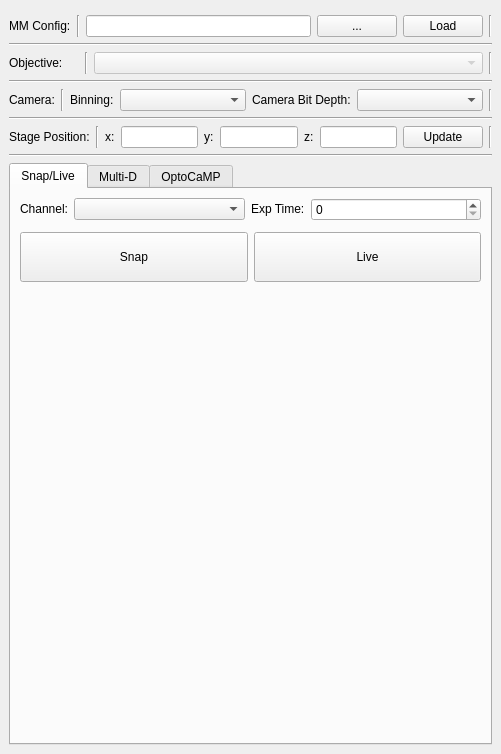
This is micromanager_gui/micromanager_gui.ui in pymmcore-plus/napari-micromanager as Qt 5 draws it before an edit. The edited form follows.
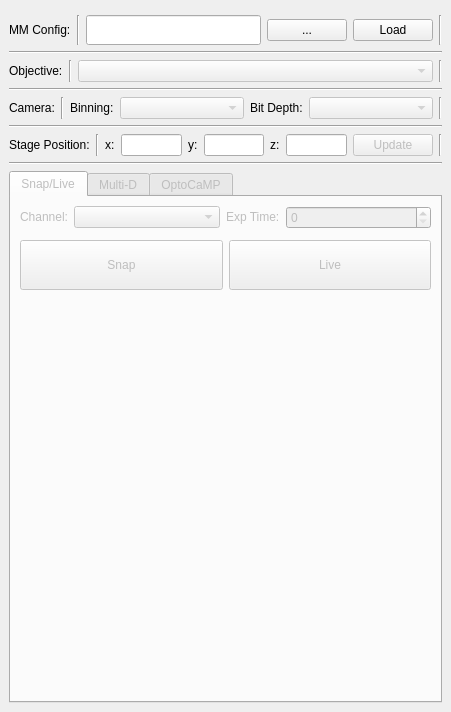
This is the edited form. The open tabs and pages were chosen to show the change.

Patch:
```diff
--- a/micromanager_gui/micromanager_gui.ui
+++ b/micromanager_gui/micromanager_gui.ui
@@ -6,14 +6,26 @@
    <rect>
     <x>0</x>
     <y>0</y>
-    <width>501</width>
-    <height>754</height>
+    <width>451</width>
+    <height>712</height>
    </rect>
   </property>
+  <property name="sizePolicy">
+   <sizepolicy hsizetype="Expanding" vsizetype="Expanding">
+    <horstretch>0</horstretch>
+    <verstretch>0</verstretch>
+   </sizepolicy>
+  </property>
   <property name="windowTitle">
    <string>MainWindow</string>
   </property>
   <widget class="QWidget" name="centralwidget">
+   <property name="sizePolicy">
+    <sizepolicy hsizetype="Expanding" vsizetype="Expanding">
+     <horstretch>0</horstretch>
+     <verstretch>0</verstretch>
+    </sizepolicy>
+   </property>
    <layout class="QVBoxLayout" name="verticalLayout">
     <item>
      <layout class="QGridLayout" name="gridLayout">
@@ -39,6 +51,12 @@
       </item>
       <item row="1" column="3">
        <widget class="QLineEdit" name="cfg_LineEdit">
+        <property name="sizePolicy">
+         <sizepolicy hsizetype="Expanding" vsizetype="Expanding">
+          <horstretch>0</horstretch>
+          <verstretch>0</verstretch>
+         </sizepolicy>
+        </property>
         <property name="readOnly">
          <bool>true</bool>
         </property>
@@ -118,7 +136,7 @@
         </property>
         <property name="maximumSize">
          <size>
-          <width>70</width>
+          <width>16777215</width>
           <height>16777215</height>
          </size>
         </property>
@@ -132,6 +150,12 @@
         <property name="enabled">
          <bool>false</bool>
         </property>
+        <property name="sizePolicy">
+         <sizepolicy hsizetype="Expanding" vsizetype="Fixed">
+          <horstretch>0</horstretch>
+          <verstretch>0</verstretch>
+         </sizepolicy>
+        </property>
        </widget>
       </item>
       <item row="0" column="1">
@@ -162,7 +186,7 @@
       <item row="0" column="2">
        <widget class="QLabel" name="label_5">
         <property name="sizePolicy">
-         <sizepolicy hsizetype="Fixed" vsizetype="Fixed">
+         <sizepolicy hsizetype="Preferred" vsizetype="Fixed">
           <horstretch>0</horstretch>
           <verstretch>0</verstretch>
          </sizepolicy>
@@ -186,21 +210,41 @@
        </widget>
       </item>
       <item row="0" column="5">
-       <widget class="QComboBox" name="bit_comboBox"/>
+       <widget class="QComboBox" name="bit_comboBox">
+        <property name="enabled">
+         <bool>false</bool>
+        </property>
+        <property name="sizePolicy">
+         <sizepolicy hsizetype="Expanding" vsizetype="Fixed">
+          <horstretch>0</horstretch>
+          <verstretch>0</verstretch>
+         </sizepolicy>
+        </property>
+       </widget>
       </item>
       <item row="0" column="3">
-       <widget class="QComboBox" name="bin_comboBox"/>
+       <widget class="QComboBox" name="bin_comboBox">
+        <property name="enabled">
+         <bool>false</bool>
+        </property>
+        <property name="sizePolicy">
+         <sizepolicy hsizetype="Expanding" vsizetype="Fixed">
+          <horstretch>0</horstretch>
+          <verstretch>0</verstretch>
+         </sizepolicy>
+        </property>
+       </widget>
       </item>
       <item row="0" column="4">
        <widget class="QLabel" name="label_4">
         <property name="sizePolicy">
-         <sizepolicy hsizetype="Fixed" vsizetype="Fixed">
+         <sizepolicy hsizetype="Preferred" vsizetype="Fixed">
           <horstretch>0</horstretch>
           <verstretch>0</verstretch>
          </sizepolicy>
         </property>
         <property name="text">
-         <string>Camera Bit Depth:</string>
+         <string>Bit Depth:</string>
         </property>
        </widget>
       </item>
@@ -251,6 +295,12 @@
       </item>
       <item row="0" column="0">
        <widget class="QLabel" name="label_6">
+        <property name="sizePolicy">
+         <sizepolicy hsizetype="Fixed" vsizetype="Fixed">
+          <horstretch>0</horstretch>
+          <verstretch>0</verstretch>
+         </sizepolicy>
+        </property>
         <property name="text">
          <string>Stage Position:</string>
         </property>
@@ -305,6 +355,15 @@
       </item>
       <item row="0" column="8">
        <widget class="QPushButton" name="pos_update_Button">
+        <property name="enabled">
+         <bool>false</bool>
+        </property>
+        <property name="sizePolicy">
+         <sizepolicy hsizetype="Fixed" vsizetype="Fixed">
+          <horstretch>0</horstretch>
+          <verstretch>0</verstretch>
+         </sizepolicy>
+        </property>
         <property name="text">
          <string>Update</string>
         </property>
@@ -321,6 +380,9 @@
     </item>
     <item>
      <widget class="QTabWidget" name="tabWidget">
+      <property name="enabled">
+       <bool>false</bool>
+      </property>
       <property name="currentIndex">
        <number>1</number>
       </property>
```
Left out of the diff: 18 changed lines with no effect on the pictures.
